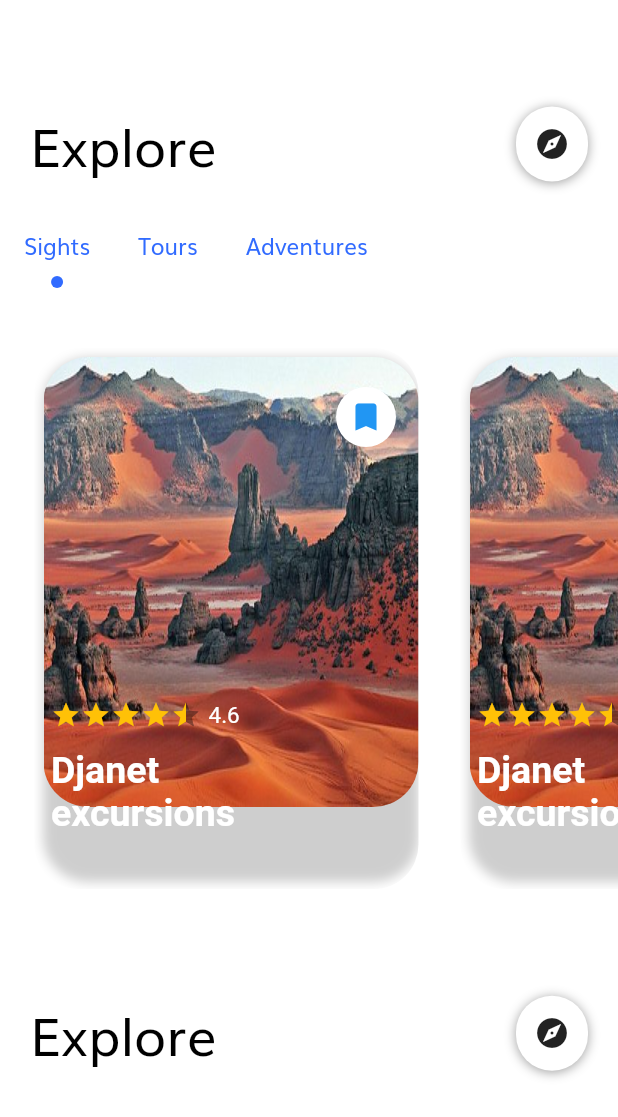
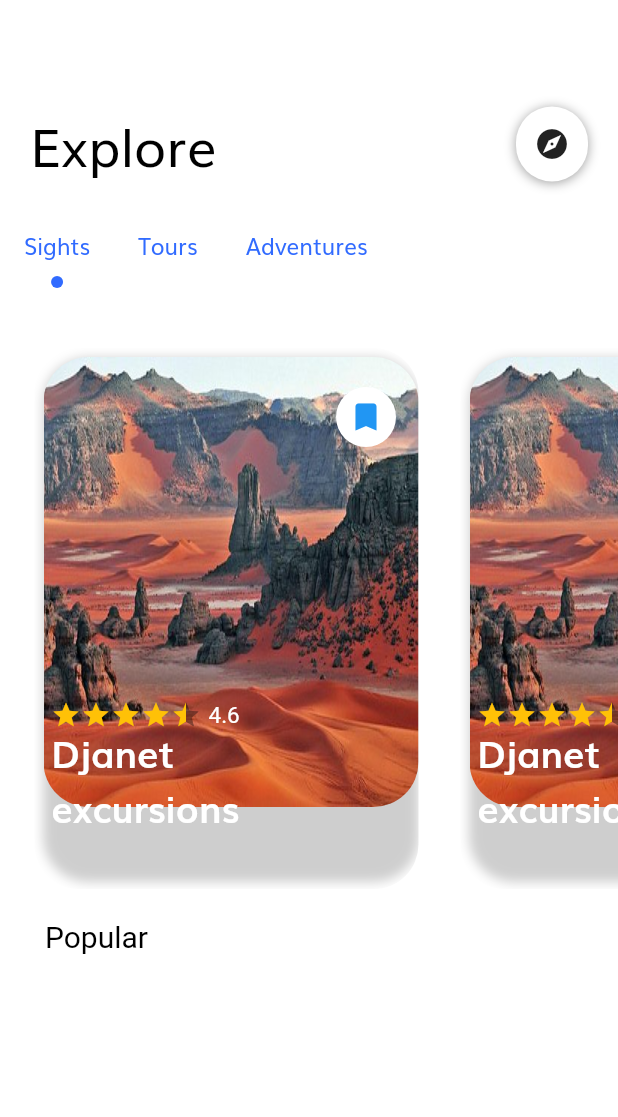
Before and after one commit to Djihanegh/FlutterTravelApp, a Flutter app: the screen it shows after launch, on a phone screen of 412 x 824 dp. Shown: the top 1117 px of the screen. Run offline on Flutter 3.47's test engine with Material 2 defaults, Android fonts, the phone set to English and light mode, and no system bars; drawn by our look-alikes of flutter_rating_bar; our stand-ins replace google_fonts; Roboto replaces fonts that are missing (Hind, Muli-Bold).

Commit message:
added popular text

```diff
--- a/lib/presentation/pages/home/components/body.dart
+++ b/lib/presentation/pages/home/components/body.dart
@@ -1,4 +1,5 @@
 import 'package:flutter/material.dart';
+import 'package:travel_app/presentation/pages/home/components/popular_text.dart';
 import 'package:travel_app/presentation/pages/home/components/sight_item.dart';
 import 'package:travel_app/presentation/pages/home/components/tab_text.dart';
 import 'package:travel_app/utils/constants.dart';
@@ -133,8 +134,8 @@ class _BodyState extends State<Body> with SingleTickerProviderStateMixin {
                 tabs: _tabs)),
         IndexedStack(index: _selectedIndex, children: _widgets),
         Padding(
-            padding: EdgeInsets.only(top: 70, left: 20, right: 20, bottom: 30),
-            child: ExploreText()),
+            padding: EdgeInsets.only(left: 30, right: 20,top: 20),
+            child: PopularText()),
 
       ],
     );
--- a/lib/presentation/pages/home/components/explore_text.dart
+++ b/lib/presentation/pages/home/components/explore_text.dart
@@ -10,7 +10,11 @@ class ExploreText extends StatelessWidget {
       children: [
         Text(
           "Explore",
-          style: Theme.of(context).textTheme.headline1,
+          style:  TextStyle(
+              fontFamily: 'Muli',
+              color: Colors.black,
+              fontSize: 35,
+           ),
         ),
         Container(
           height: 50,
--- a/lib/presentation/pages/home/components/popular_text.dart
+++ b/lib/presentation/pages/home/components/popular_text.dart
@@ -0,0 +1,23 @@
+import 'package:flutter/material.dart';
+
+class PopularText extends StatelessWidget {
+  const PopularText({Key? key}) : super(key: key);
+
+  @override
+  Widget build(BuildContext context) {
+    return Row(
+      mainAxisAlignment: MainAxisAlignment.spaceBetween,
+      children: [
+        Text(
+          "Popular",
+          style: TextStyle(
+              fontFamily: 'Muli-Bold',
+              color: Colors.black,
+              fontSize: 20,
+             ),
+        ),
+
+      ],
+    );
+  }
+}
--- a/lib/presentation/pages/home/components/sight_item.dart
+++ b/lib/presentation/pages/home/components/sight_item.dart
@@ -122,6 +122,7 @@ class _SightItemState extends State<SightItem> {
                                     textDirection: TextDirection.rtl,
                                     textAlign: TextAlign.left,
                                     style: TextStyle(
+                                        fontFamily: 'Muli',
                                         color: Colors.white,
                                         fontSize: 25,
                                         fontWeight: FontWeight.bold))),
```
